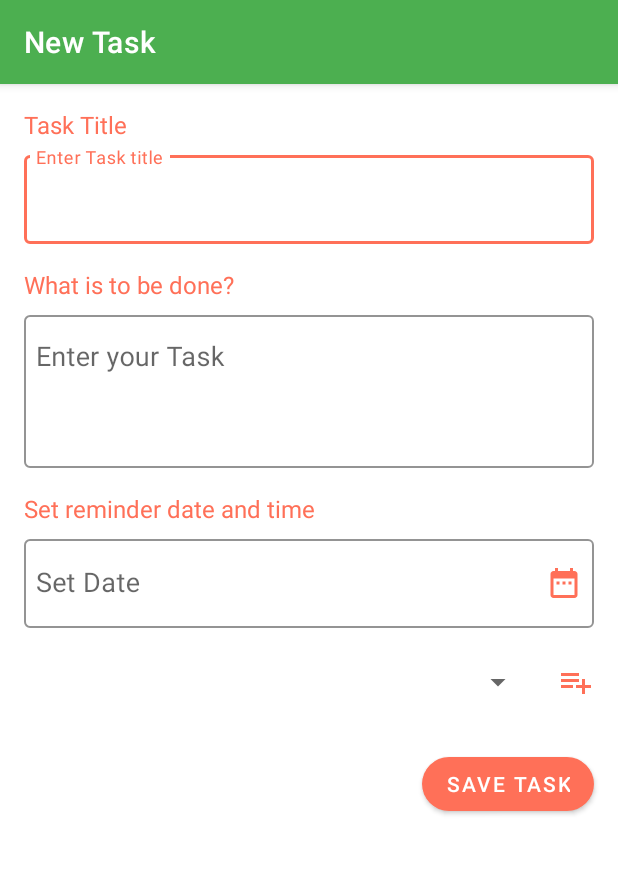
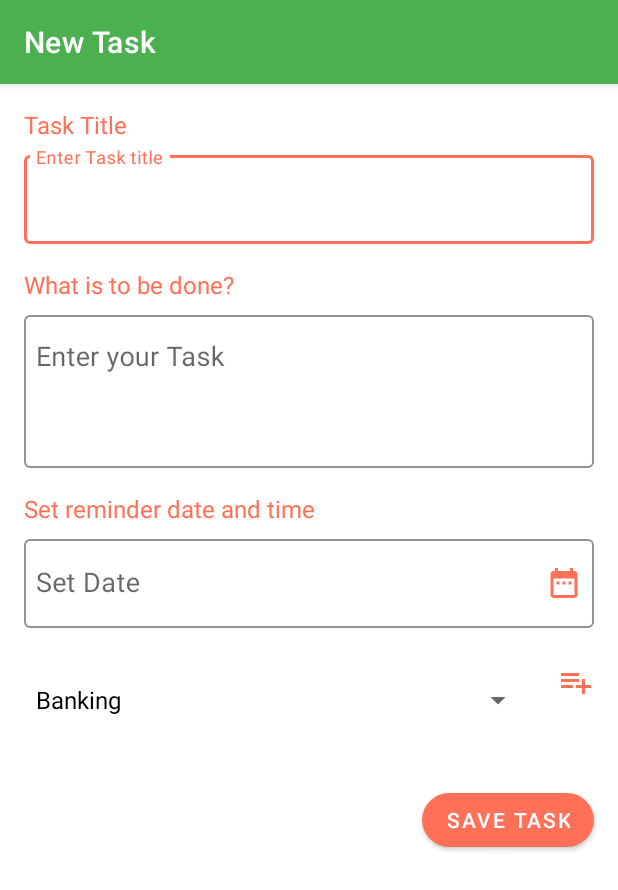
Before and after one commit to 0xSiddhant/Todo_App_Android, an Android app: the TaskActivity screen opened directly, with no data from a screen before it, on a phone screen of 412 x 824 dp. Shown: the top 890 px of the screen. Run offline under Robolectric (Android 15) with nearby library versions, the phone set to English and light mode, and no system bars; our stand-ins replace Room's generated code.

Commit message:
Spinner Added on TaskActivity.kt

```diff
--- a/app/src/main/java/com/example/todoapp/TaskActivity.kt
+++ b/app/src/main/java/com/example/todoapp/TaskActivity.kt
@@ -5,7 +5,9 @@ import android.app.TimePickerDialog
 import androidx.appcompat.app.AppCompatActivity
 import android.os.Bundle
 import android.view.View
+import android.widget.ArrayAdapter
 import android.widget.DatePicker
+import android.widget.Spinner
 import android.widget.TimePicker
 import androidx.room.Room
 import com.google.android.material.textfield.TextInputEditText
@@ -22,8 +24,13 @@ class TaskActivity : AppCompatActivity(), View.OnClickListener {
 
     // Interface invoked when you show the dialog and when you click on any value of dialog
     lateinit var dateSetListener: DatePickerDialog.OnDateSetListener
+    lateinit var timeSetListener: TimePickerDialog.OnTimeSetListener
 
-    lateinit var timeSetListener: TimePickerDialog.OnTimeSetListener
+    private val categoryTypes = arrayListOf<String>("Personal",
+            "Business",
+            "Insurance",
+            "Shopping",
+            "Banking")
 
     val db by lazy {
         Room.databaseBuilder(
@@ -36,6 +43,7 @@ class TaskActivity : AppCompatActivity(), View.OnClickListener {
     lateinit var dateEdt: TextInputEditText
     lateinit var timeInputLay: TextInputLayout
     lateinit var timeEdt: TextInputEditText
+    lateinit var spinnerCategory: Spinner
 
     override fun onCreate(savedInstanceState: Bundle?) {
         super.onCreate(savedInstanceState)
@@ -45,12 +53,15 @@ class TaskActivity : AppCompatActivity(), View.OnClickListener {
 
         dateEdt.setOnClickListener(this)
         timeEdt.setOnClickListener(this)
+
+        setUpSpinner()
     }
 
     private fun connectToLayout() {
         dateEdt = findViewById(R.id.dateEdt)
         timeInputLay = findViewById(R.id.timeInputLay)
         timeEdt = findViewById(R.id.timeEdt)
+        spinnerCategory = findViewById(R.id.spinnerCategory)
     }
 
     override fun onClick(v: View) {
@@ -62,6 +73,12 @@ class TaskActivity : AppCompatActivity(), View.OnClickListener {
                 setTimeListener()
             }
         }
+    }
+
+    private fun setUpSpinner() {
+        val adaptor = ArrayAdapter<String>(this, android.R.layout.simple_spinner_dropdown_item, categoryTypes)
+        categoryTypes.sort()
+        spinnerCategory.adapter = adaptor
     }
 
     private fun setTimeListener() {
```
